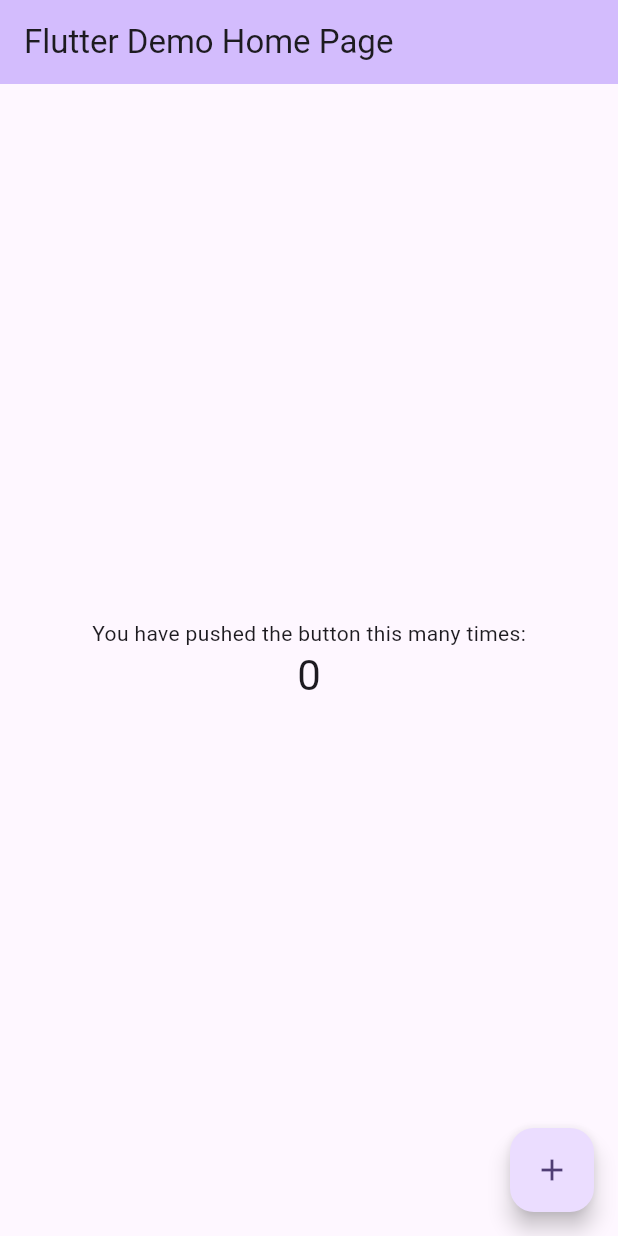
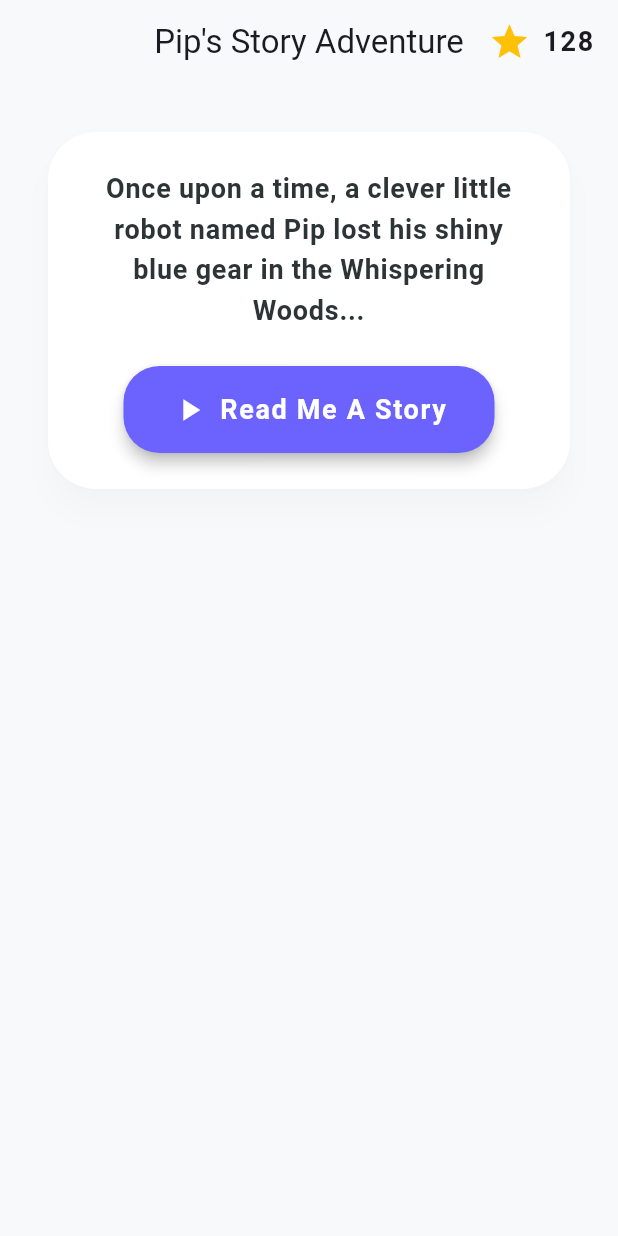
Before and after one commit to nilenjay/PiP-Playful-Intelligent-Pal, a Flutter app: the screen it shows after launch, on a phone screen of 412 x 824 dp. Run offline on Flutter 3.47's test engine with Material 3 defaults, Android fonts, the phone set to English and light mode, and no system bars; our stand-ins replace confetti, equatable, flutter_bloc, flutter_tts; Roboto replaces fonts that are missing (Nunito).

Commit message:
added animations

```diff
--- a/lib/core/services/haptic_service.dart
+++ b/lib/core/services/haptic_service.dart
@@ -7,7 +7,6 @@ class HapticService {
     try {
       await HapticFeedback.mediumImpact();
     } catch (e) {
-      // Ignore if not supported on the device.
       debugPrint('Haptic feedback failed: $e');
     }
   }
--- a/lib/core/services/tts_service.dart
+++ b/lib/core/services/tts_service.dart
@@ -1,4 +1,5 @@
 import 'dart:async';
+import 'dart:ui';
 import 'package:flutter_tts/flutter_tts.dart';
 
 class TtsService {
--- a/lib/core/theme/app_theme.dart
+++ b/lib/core/theme/app_theme.dart
@@ -1,7 +1,6 @@
 import 'package:flutter/material.dart';
 
 class AppTheme {
-  // Colors (Curated palette for children's app)
   static const Color primaryColor = Color(0xFF6C63FF); // Vibrant Purple
   static const Color secondaryColor = Color(0xFFFFB86C); // Bright Orange
   static const Color backgroundColor = Color(0xFFF8F9FA); // Soft White
--- /dev/null
+++ b/lib/features/story_buddy/presentation/animations/star_reward_animation.dart
@@ -0,0 +1,79 @@
+import 'package:flutter/material.dart';
+
+class StarRewardAnimation extends StatefulWidget {
+  final int count;
+
+  const StarRewardAnimation({Key? key, required this.count}) : super(key: key);
+
+  @override
+  State<StarRewardAnimation> createState() => _StarRewardAnimationState();
+}
+
+class _StarRewardAnimationState extends State<StarRewardAnimation>
+    with SingleTickerProviderStateMixin {
+  late AnimationController _controller;
+  late Animation<double> _scaleAnimation;
+  int _displayCount = 0;
+
+  @override
+  void initState() {
+    super.initState();
+    _displayCount = widget.count;
+    _controller = AnimationController(
+      duration: const Duration(milliseconds: 400),
+      vsync: this,
+    );
+
+    _scaleAnimation = TweenSequence<double>([
+      TweenSequenceItem(tween: Tween(begin: 1.0, end: 1.5), weight: 50),
+      TweenSequenceItem(tween: Tween(begin: 1.5, end: 1.0), weight: 50),
+    ]).animate(CurvedAnimation(parent: _controller, curve: Curves.easeInOut));
+  }
+
+  @override
+  void didUpdateWidget(StarRewardAnimation oldWidget) {
+    super.didUpdateWidget(oldWidget);
+    if (widget.count > oldWidget.count) {
+      _controller.forward(from: 0).then((_) {
+        setState(() {
+          _displayCount = widget.count;
+        });
+      });
+    } else {
+      _displayCount = widget.count;
+    }
+  }
+
+  @override
+  void dispose() {
+    _controller.dispose();
+    super.dispose();
+  }
+
+  @override
+  Widget build(BuildContext context) {
+    return Row(
+      mainAxisSize: MainAxisSize.min,
+      children: [
+        AnimatedBuilder(
+          animation: _scaleAnimation,
+          builder: (context, child) {
+            return Transform.scale(
+              scale: _scaleAnimation.value,
+              child: const Icon(
+                Icons.star,
+                color: Colors.amber,
+                size: 28,
+              ),
+            );
+          },
+        ),
+        const SizedBox(width: 8),
+        Text(
+          '$_displayCount',
+          style: Theme.of(context).textTheme.labelLarge,
+        ),
+      ],
+    );
+  }
+}
--- /dev/null
+++ b/lib/features/story_buddy/presentation/pages/story_page.dart
@@ -0,0 +1,125 @@
+import 'package:flutter/material.dart';
+import 'package:flutter_bloc/flutter_bloc.dart';
+import '../../../../core/constants/app_constants.dart';
+import '../../../../core/theme/app_theme.dart';
+import '../animations/slide_reveal_animation.dart';
+import '../animations/star_reward_animation.dart';
+import '../bloc/story_buddy_bloc.dart';
+import '../bloc/story_buddy_event.dart';
+import '../bloc/story_buddy_state.dart';
+import '../widgets/confetti_overlay.dart';
+import '../widgets/error_card.dart';
+import '../widgets/loading_widget.dart';
+import '../widgets/quiz_section.dart';
+import '../widgets/story_card.dart';
+
+class StoryPage extends StatelessWidget {
+  const StoryPage({Key? key}) : super(key: key);
+
+  @override
+  Widget build(BuildContext context) {
+    return Scaffold(
+      backgroundColor: AppTheme.backgroundColor,
+      appBar: AppBar(
+        title: const Text(AppConstants.appTitle),
+        centerTitle: true,
+        backgroundColor: Colors.transparent,
+        elevation: 0,
+        actions: [
+          Padding(
+            padding: const EdgeInsets.symmetric(horizontal: 16.0),
+            child: BlocBuilder<StoryBuddyBloc, StoryBuddyState>(
+              buildWhen: (previous, current) =>
+                  previous.starCount != current.starCount,
+              builder: (context, state) {
+                return StarRewardAnimation(count: state.starCount);
+              },
+            ),
+          ),
+        ],
+      ),
+      body: BlocConsumer<StoryBuddyBloc, StoryBuddyState>(
+        listenWhen: (previous, current) =>
+            previous.quizStatus != current.quizStatus,
+        listener: (context, state) {
+          if (state.quizStatus == QuizStatus.correct) {
+            // Optional: You can trigger a local success dialog or snackbar here if needed
+          }
+        },
+        builder: (context, state) {
+          return ConfettiOverlay(
+            isPlaying: state.quizStatus == QuizStatus.correct,
+            child: SafeArea(
+              child: SingleChildScrollView(
+                physics: const BouncingScrollPhysics(),
+                child: Padding(
+                  padding: const EdgeInsets.all(AppConstants.paddingMedium),
+                  child: Column(
+                    crossAxisAlignment: CrossAxisAlignment.stretch,
+                    children: [
+                      // Error State
+                      if (state.storyStatus == StoryStatus.error)
+                        ErrorCard(
+                          message: state.errorMessage,
+                          onRetry: () => context
+                              .read<StoryBuddyBloc>()
+                              .add(StoryReadRequested()),
+                        ),
+
+                      // Main Story Card
+                      if (state.storyStatus != StoryStatus.error)
+                        StoryCard(
+                          isPlaying: state.storyStatus == StoryStatus.playing,
+                          isLoading: state.storyStatus == StoryStatus.loading,
+                          onReadRequested: () => context
+                              .read<StoryBuddyBloc>()
+                              .add(StoryReadRequested()),
+                        ),
+
+                      // Loading State
+                      if (state.storyStatus == StoryStatus.loading)
+                        const Padding(
+                          padding: EdgeInsets.only(top: 32.0),
+                          child: LoadingWidget(),
+                        ),
+
+                      // Success Celebration Message
+                      if (state.quizStatus == QuizStatus.correct)
+                        Padding(
+                          padding: const EdgeInsets.only(top: 16.0),
+                          child: Text(
+                            AppConstants.successText,
+                            style: Theme.of(context)
+                                .textTheme
+                                .headlineMedium
+                                ?.copyWith(color: AppTheme.successColor),
+                            textAlign: TextAlign.center,
+                          ),
+                        ),
+
+                      // Quiz Section
+                      SlideRevealAnimation(
+                        isVisible: state.quizStatus != QuizStatus.hidden,
+                        child: QuizSection(
+                          quizData: state.quizData,
+                          selectedAnswer: state.selectedAnswer,
+                          isIncorrect: state.quizStatus == QuizStatus.incorrect,
+                          isCorrect: state.quizStatus == QuizStatus.correct,
+                          onAnswerSelected: (answer) {
+                            context
+                                .read<StoryBuddyBloc>()
+                                .add(QuizAnswerSelected(answer));
+                          },
+                        ),
+                      ),
+                    ],
+                  ),
+                ),
+              ),
+            ),
+          );
+        },
+      ),
+    );
+  }
+}
--- /dev/null
+++ b/lib/features/story_buddy/presentation/widgets/confetti_overlay.dart
@@ -0,0 +1,74 @@
+import 'dart:math';
+import 'package:flutter/material.dart';
+import 'package:confetti/confetti.dart';
+
+class ConfettiOverlay extends StatefulWidget {
+  final bool isPlaying;
+  final Widget child;
+
+  const ConfettiOverlay({
+    Key? key,
+    required this.isPlaying,
+    required this.child,
+  }) : super(key: key);
+
+  @override
+  State<ConfettiOverlay> createState() => _ConfettiOverlayState();
+}
+
+class _ConfettiOverlayState extends State<ConfettiOverlay> {
+  late ConfettiController _controller;
+
+  @override
+  void initState() {
+    super.initState();
+    _controller = ConfettiController(duration: const Duration(seconds: 3));
+    if (widget.isPlaying) {
+      _controller.play();
+    }
+  }
+
+  @override
+  void didUpdateWidget(ConfettiOverlay oldWidget) {
+    super.didUpdateWidget(oldWidget);
+    if (widget.isPlaying && !oldWidget.isPlaying) {
+      _controller.play();
+    } else if (!widget.isPlaying && oldWidget.isPlaying) {
+      _controller.stop();
+    }
+  }
+
+  @override
+  void dispose() {
+    _controller.dispose();
+    super.dispose();
+  }
+
+  @override
+  Widget build(BuildContext context) {
+    return Stack(
+      children: [
+        widget.child,
+        Align(
+          alignment: Alignment.topCenter,
+          child: ConfettiWidget(
+            confettiController: _controller,
+            blastDirection: pi / 2, // fall straight down
+            maxBlastForce: 5,
+            minBlastForce: 2,
+            emissionFrequency: 0.05,
+            numberOfParticles: 20,
+            gravity: 0.1,
+            colors: const [
+              Colors.green,
+              Colors.blue,
+              Colors.pink,
+              Colors.orange,
+              Colors.purple
+            ],
+          ),
+        ),
+      ],
+    );
+  }
+}
--- /dev/null
+++ b/lib/features/story_buddy/presentation/widgets/story_card.dart
@@ -0,0 +1,48 @@
+import 'package:flutter/material.dart';
+import '../../../../core/constants/app_constants.dart';
+import '../../data/story_content.dart';
+
+class StoryCard extends StatelessWidget {
+  final bool isPlaying;
+  final bool isLoading;
+  final VoidCallback onReadRequested;
+
+  const StoryCard({
+    Key? key,
+    required this.isPlaying,
+    required this.isLoading,
+    required this.onReadRequested,
+  }) : super(key: key);
+
+  @override
+  Widget build(BuildContext context) {
+    return Card(
+      margin: const EdgeInsets.all(AppConstants.paddingMedium),
+      child: Padding(
+        padding: const EdgeInsets.all(AppConstants.paddingLarge),
+        child: Column(
+          mainAxisSize: MainAxisSize.min,
+          children: [
+            Text(
+              StoryContent.storyText,
+              style: Theme.of(context).textTheme.bodyLarge,
+              textAlign: TextAlign.center,
+            ),
+            const SizedBox(height: AppConstants.paddingLarge),
+            ElevatedButton.icon(
+              onPressed: (isPlaying || isLoading) ? null : onReadRequested,
+              icon: Icon(
+                isPlaying ? Icons.volume_up : Icons.play_arrow,
+                size: 24,
+              ),
+              label: Text(
+                isPlaying ? 'Reading...' : AppConstants.readMeButtonText,
+                style: const TextStyle(fontWeight: FontWeight.bold),
+              ),
+            ),
+          ],
+        ),
+      ),
+    );
+  }
+}
--- a/lib/main.dart
+++ b/lib/main.dart
@@ -1,121 +1,32 @@
 import 'package:flutter/material.dart';
+import 'package:flutter_bloc/flutter_bloc.dart';
+import 'core/theme/app_theme.dart';
+import 'core/services/tts_service.dart';
+import 'features/story_buddy/presentation/bloc/story_buddy_bloc.dart';
+import 'features/story_buddy/presentation/pages/story_page.dart';
 
 void main() {
-  runApp(const MyApp());
+  WidgetsFlutterBinding.ensureInitialized();
+  runApp(const PipsStoryAdventureApp());
 }
 
-class MyApp extends StatelessWidget {
-  const MyApp({super.key});
+class PipsStoryAdventureApp extends StatelessWidget {
+  const PipsStoryAdventureApp({Key? key}) : super(key: key);
 
-  // This widget is the root of your application.
   @override
   Widget build(BuildContext context) {
     return MaterialApp(
-      title: 'Flutter Demo',
-      theme: ThemeData(
-        // This is the theme of your application.
-        //
-        // TRY THIS: Try running your application with "flutter run". You'll see
-        // the application has a purple toolbar. Then, without quitting the app,
-        // try changing the seedColor in the colorScheme below to Colors.green
-        // and then invoke "hot reload" (save your changes or press the "hot
-        // reload" button in a Flutter-supported IDE, or press "r" if you used
-        // the command line to start the app).
-        //
-        // Notice that the counter didn't reset back to zero; the application
-        // state is not lost during the reload. To reset the state, use hot
-        // restart instead.
-        //
-        // This works for code too, not just values: Most code changes can be
-        // tested with just a hot reload.
-        colorScheme: .fromSeed(seedColor: Colors.deepPurple),
-      ),
-      home: const MyHomePage(title: 'Flutter Demo Home Page'),
-    );
-  }
-}
-
-class MyHomePage extends StatefulWidget {
-  const MyHomePage({super.key, required this.title});
-
-  // This widget is the home page of your application. It is stateful, meaning
-  // that it has a State object (defined below) that contains fields that affect
-  // how it looks.
-
-  // This class is the configuration for the state. It holds the values (in this
-  // case the title) provided by the parent (in this case the App widget) and
-  // used by the build method of the State. Fields in a Widget subclass are
-  // always marked "final".
-
-  final String title;
-
-  @override
-  State<MyHomePage> createState() => _MyHomePageState();
-}
-
-class _MyHomePageState extends State<MyHomePage> {
-  int _counter = 0;
-
-  void _incrementCounter() {
-    setState(() {
-      // This call to setState tells the Flutter framework that something has
-      // changed in this State, which causes it to rerun the build method below
-      // so that the display can reflect the updated values. If we changed
-      // _counter without calling setState(), then the build method would not be
-      // called again, and so nothing would appear to happen.
-      _counter++;
-    });
-  }
-
-  @override
-  Widget build(BuildContext context) {
-    // This method is rerun every time setState is called, for instance as done
-    // by the _incrementCounter method above.
-    //
-    // The Flutter framework has been optimized to make rerunning build methods
-    // fast, so that you can just rebuild anything that needs updating rather
-    // than having to individually change instances of widgets.
-    return Scaffold(
-      appBar: AppBar(
-        // TRY THIS: Try changing the color here to a specific color (to
-        // Colors.amber, perhaps?) and trigger a hot reload to see the AppBar
-        // change color while the other colors stay the same.
-        backgroundColor: Theme.of(context).colorScheme.inversePrimary,
-        // Here we take the value from the MyHomePage object that was created by
-        // the App.build method, and use it to set our appbar title.
-        title: Text(widget.title),
-      ),
-      body: Center(
-        // Center is a layout widget. It takes a single child and positions it
-        // in the middle of the parent.
-        child: Column(
-          // Column is also a layout widget. It takes a list of children and
-          // arranges them vertically. By default, it sizes itself to fit its
-          // children horizontally, and tries to be as tall as its parent.
-          //
-          // Column has various properties to control how it sizes itself and
-          // how it positions its children. Here we use mainAxisAlignment to
-          // center the children vertically; the main axis here is the vertical
-          // axis because Columns are vertical (the cross axis would be
-          // horizontal).
-          //
-          // TRY THIS: Invoke "debug painting" (choose the "Toggle Debug Paint"
-          // action in the IDE, or press "p" in the console), to see the
-          // wireframe for each widget.
-          mainAxisAlignment: .center,
-          children: [
-            const Text('You have pushed the button this many times:'),
-            Text(
-              '$_counter',
-              style: Theme.of(context).textTheme.headlineMedium,
-            ),
-          ],
+      title: 'Pip\'s Story Adventure',
+      theme: AppTheme.lightTheme,
+      debugShowCheckedModeBanner: false,
+      home: RepositoryProvider(
+        create: (context) => TtsService(),
+        child: BlocProvider(
+          create: (context) => StoryBuddyBloc(
+            RepositoryProvider.of<TtsService>(context),
+          ),
+          child: const StoryPage(),
         ),
-      ),
-      floatingActionButton: FloatingActionButton(
-        onPressed: _incrementCounter,
-        tooltip: 'Increment',
-        child: const Icon(Icons.add),
       ),
     );
   }
```
Also changed, not shown: lib/features/story_buddy/presentation/widgets/error_card.dart (added, +53 -0 lines), lib/features/story_buddy/presentation/widgets/loading_widget.dart (added, +26 -0 lines), lib/features/story_buddy/presentation/widgets/quiz_section.dart (added, +101 -0 lines), 1 other file.
